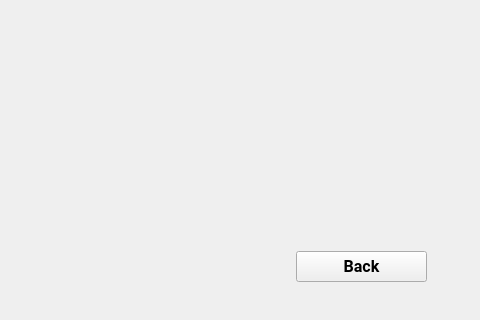
jmparradov/Informatica2, file 5. Proyecto Final/2. Desarrollo/Gravity_Bike/howto.ui: the form before one commit; both pictures show x 734 to 1214 and y 339 to 659 of the 1214 by 659 pixel window.
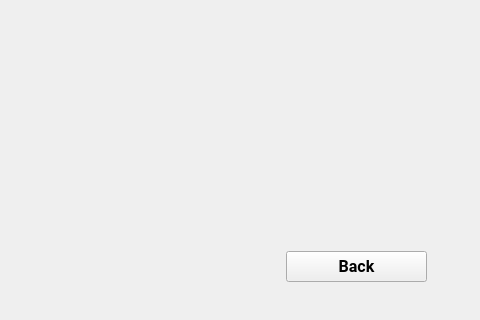
The form after the commit.

```diff
--- a/5. Proyecto Final/2. Desarrollo/Gravity_Bike/howto.ui
+++ b/5. Proyecto Final/2. Desarrollo/Gravity_Bike/howto.ui
@@ -16,9 +16,9 @@
   <widget class="QPushButton" name="backbutton">
    <property name="geometry">
     <rect>
-     <x>1030</x>
+     <x>1020</x>
      <y>590</y>
-     <width>131</width>
+     <width>141</width>
      <height>31</height>
     </rect>
    </property>
```
